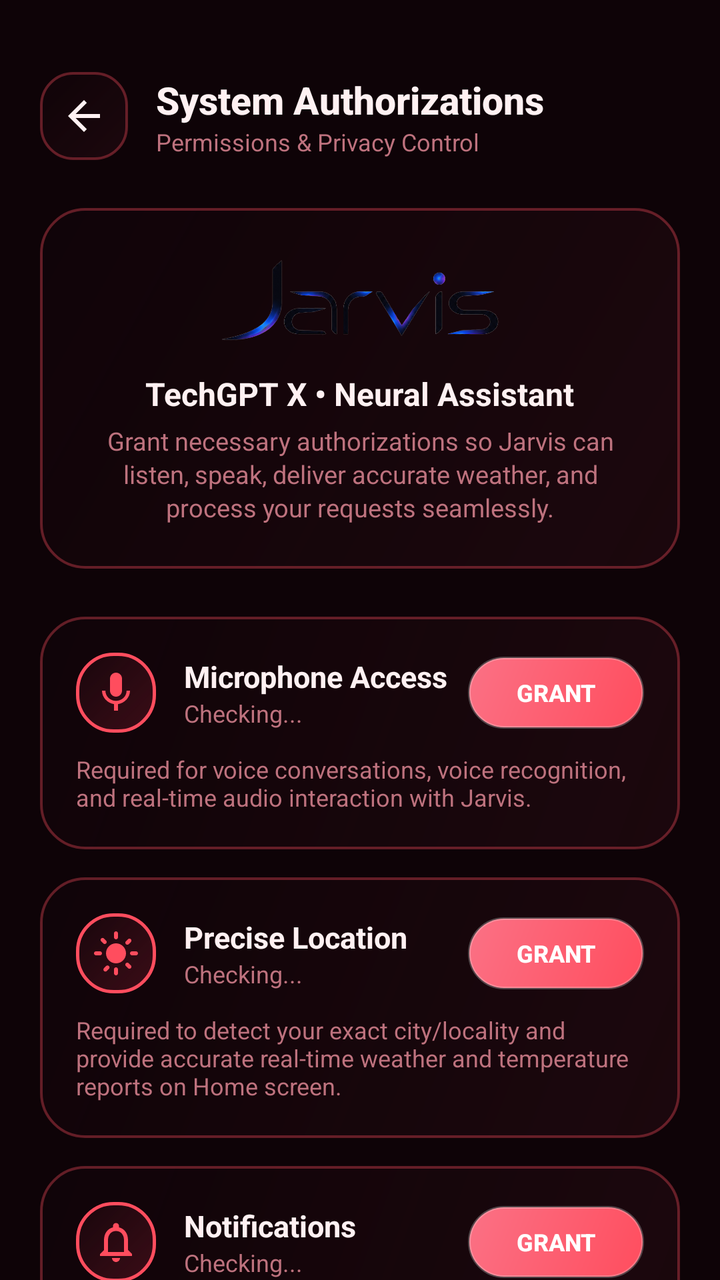
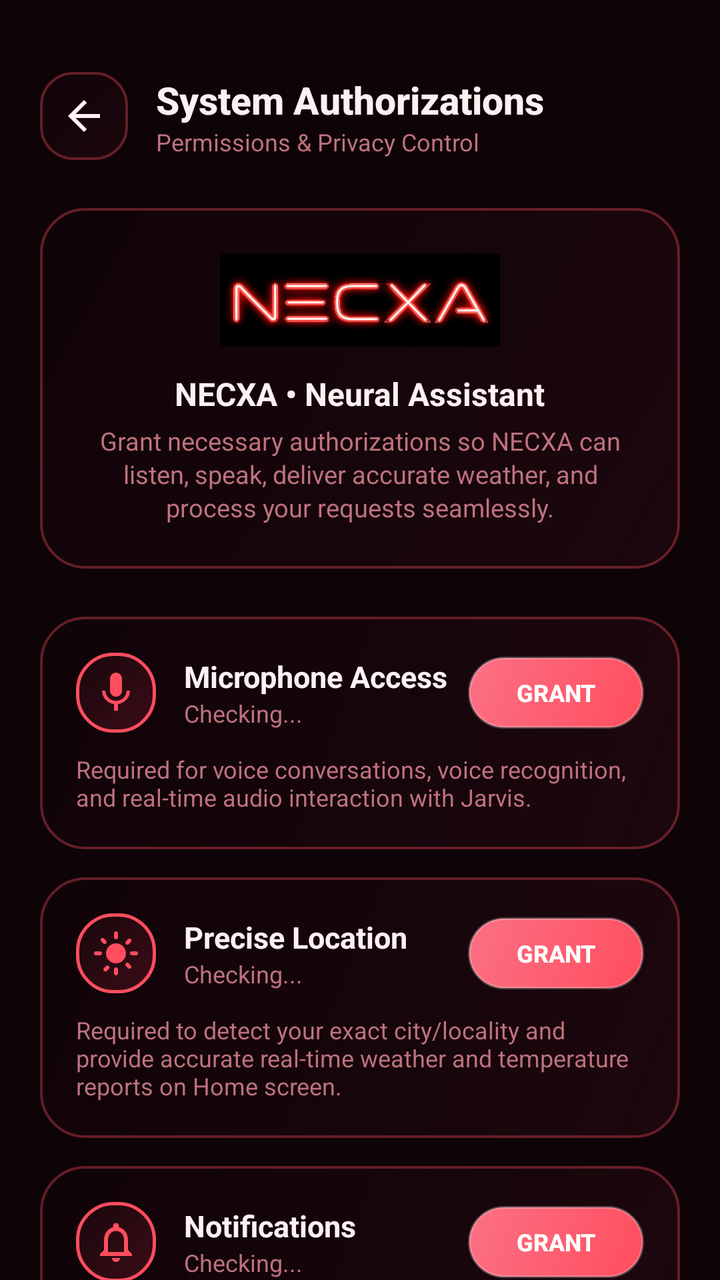

Before-and-after screenshots of an Android layout around one commit, followed by the original layout XML and the change that was made.
<!-- AndroidManifest.xml: application theme Theme.JarvisAssistant -->
<!-- res/layout/activity_permission.xml -->
<?xml version="1.0" encoding="utf-8"?>
<androidx.coordinatorlayout.widget.CoordinatorLayout
    xmlns:android="http://schemas.android.com/apk/res/android"
    xmlns:app="http://schemas.android.com/apk/res-auto"
    android:layout_width="match_parent"
    android:layout_height="match_parent"
    android:background="?attr/themeBg">

    <androidx.core.widget.NestedScrollView
        android:layout_width="match_parent"
        android:layout_height="match_parent"
        android:fillViewport="true">

        <LinearLayout
            android:layout_width="match_parent"
            android:layout_height="wrap_content"
            android:orientation="vertical"
            android:paddingStart="20dp"
            android:paddingEnd="20dp"
            android:paddingTop="36dp"
            android:paddingBottom="40dp">

            
            <LinearLayout
                android:layout_width="match_parent"
                android:layout_height="wrap_content"
                android:orientation="horizontal"
                android:gravity="center_vertical"
                android:layout_marginBottom="24dp">

                <ImageButton
                    android:id="@+id/btnBack"
                    android:layout_width="44dp"
                    android:layout_height="44dp"
                    android:background="@drawable/bg_jarvis_icon_square"
                    android:src="@drawable/ic_back"
                    app:tint="?attr/themeTextPrimary"
                    android:contentDescription="Back" />

                <LinearLayout
                    android:layout_width="0dp"
                    android:layout_height="wrap_content"
                    android:layout_weight="1"
                    android:orientation="vertical"
                    android:layout_marginStart="14dp">

                    <TextView
                        android:layout_width="wrap_content"
                        android:layout_height="wrap_content"
                        android:text="System Authorizations"
                        android:textColor="?attr/themeTextPrimary"
                        android:textSize="19sp"
                        android:textStyle="bold"
                        android:fontFamily="sans-serif-medium" />

                    <TextView
                        android:layout_width="wrap_content"
                        android:layout_height="wrap_content"
                        android:text="Permissions &amp; Privacy Control"
                        android:textColor="?attr/themeTextMuted"
                        android:textSize="12sp" />
                </LinearLayout>
            </LinearLayout>

            
            <LinearLayout
                android:layout_width="match_parent"
                android:layout_height="wrap_content"
                android:orientation="vertical"
                android:gravity="center_horizontal"
                android:background="@drawable/bg_jarvis_card"
                android:padding="22dp"
                android:layout_marginBottom="24dp">

                <ImageView
                    android:layout_width="140dp"
                    android:layout_height="48dp"
                    android:src="@drawable/ic_jarvis_logo"
                    android:scaleType="fitCenter"
                    android:contentDescription="Jarvis Logo" />

                <TextView
                    android:layout_width="wrap_content"
                    android:layout_height="wrap_content"
                    android:layout_marginTop="12dp"
                    android:text="TechGPT X • Neural Assistant"
                    android:textColor="?attr/themeTextPrimary"
                    android:textSize="16sp"
                    android:textStyle="bold" />

                <TextView
                    android:layout_width="wrap_content"
                    android:layout_height="wrap_content"
                    android:layout_marginTop="4dp"
                    android:gravity="center"
                    android:text="Grant necessary authorizations so Jarvis can listen, speak, deliver accurate weather, and process your requests seamlessly."
                    android:textColor="?attr/themeTextMuted"
                    android:textSize="12.5sp"
                    android:lineSpacingExtra="2dp" />
            </LinearLayout>

            
            <LinearLayout
                android:id="@+id/cardMicPermission"
                android:layout_width="match_parent"
                android:layout_height="wrap_content"
                android:orientation="vertical"
                android:background="@drawable/bg_jarvis_card"
                android:padding="18dp"
                android:layout_marginBottom="14dp">

                <LinearLayout
                    android:layout_width="match_parent"
                    android:layout_height="wrap_content"
                    android:orientation="horizontal"
                    android:gravity="center_vertical">

                    <ImageView
                        android:layout_width="40dp"
                        android:layout_height="40dp"
                        android:background="@drawable/bg_jarvis_avatar"
                        android:padding="8dp"
                        android:src="@drawable/ic_mic_jarvis"
                        app:tint="?attr/themeAccent" />

                    <LinearLayout
                        android:layout_width="0dp"
                        android:layout_height="wrap_content"
                        android:layout_weight="1"
                        android:orientation="vertical"
                        android:layout_marginStart="14dp">

                        <TextView
                            android:layout_width="wrap_content"
                            android:layout_height="wrap_content"
                            android:text="Microphone Access"
                            android:textColor="?attr/themeTextPrimary"
                            android:textSize="15sp"
                            android:textStyle="bold" />

                        <TextView
                            android:id="@+id/tvStatusMic"
                            android:layout_width="wrap_content"
                            android:layout_height="wrap_content"
                            android:text="Checking..."
                            android:textColor="?attr/themeTextMuted"
                            android:textSize="12sp" />
                    </LinearLayout>

                    <Button
                        android:id="@+id/btnGrantMic"
                        android:layout_width="wrap_content"
                        android:layout_height="36dp"
                        android:text="Grant"
                        android:textSize="12sp"
                        android:textStyle="bold"
                        android:background="@drawable/bg_jarvis_pill_button"
                        android:textColor="#FFFFFF" />
                </LinearLayout>

                <TextView
                    android:layout_width="match_parent"
                    android:layout_height="wrap_content"
                    android:layout_marginTop="10dp"
                    android:text="Required for voice conversations, voice recognition, and real-time audio interaction with Jarvis."
                    android:textColor="?attr/themeTextMuted"
                    android:textSize="12sp" />
            </LinearLayout>

            
            <LinearLayout
                android:id="@+id/cardLocationPermission"
                android:layout_width="match_parent"
                android:layout_height="wrap_content"
                android:orientation="vertical"
                android:background="@drawable/bg_jarvis_card"
                android:padding="18dp"
                android:layout_marginBottom="14dp">

                <LinearLayout
                    android:layout_width="match_parent"
                    android:layout_height="wrap_content"
                    android:orientation="horizontal"
                    android:gravity="center_vertical">

                    <ImageView
                        android:layout_width="40dp"
                        android:layout_height="40dp"
                        android:background="@drawable/bg_jarvis_avatar"
                        android:padding="8dp"
                        android:src="@drawable/ic_weather_sun"
                        app:tint="?attr/themeAccent" />

                    <LinearLayout
                        android:layout_width="0dp"
                        android:layout_height="wrap_content"
                        android:layout_weight="1"
                        android:orientation="vertical"
                        android:layout_marginStart="14dp">

                        <TextView
                            android:layout_width="wrap_content"
                            android:layout_height="wrap_content"
                            android:text="Precise Location"
                            android:textColor="?attr/themeTextPrimary"
                            android:textSize="15sp"
                            android:textStyle="bold" />

                        <TextView
                            android:id="@+id/tvStatusLocation"
                            android:layout_width="wrap_content"
                            android:layout_height="wrap_content"
                            android:text="Checking..."
                            android:textColor="?attr/themeTextMuted"
                            android:textSize="12sp" />
                    </LinearLayout>

                    <Button
                        android:id="@+id/btnGrantLocation"
                        android:layout_width="wrap_content"
                        android:layout_height="36dp"
                        android:text="Grant"
                        android:textSize="12sp"
                        android:textStyle="bold"
                        android:background="@drawable/bg_jarvis_pill_button"
                        android:textColor="#FFFFFF" />
                </LinearLayout>

                <TextView
                    android:layout_width="match_parent"
                    android:layout_height="wrap_content"
                    android:layout_marginTop="10dp"
                    android:text="Required to detect your exact city/locality and provide accurate real-time weather and temperature reports on Home screen."
                    android:textColor="?attr/themeTextMuted"
                    android:textSize="12sp" />
            </LinearLayout>

            
            <LinearLayout
                android:id="@+id/cardNotificationPermission"
                android:layout_width="match_parent"
                android:layout_height="wrap_content"
                android:orientation="vertical"
                android:background="@drawable/bg_jarvis_card"
                android:padding="18dp"
                android:layout_marginBottom="14dp">

                <LinearLayout
                    android:layout_width="match_parent"
                    android:layout_height="wrap_content"
                    android:orientation="horizontal"
                    android:gravity="center_vertical">

                    <ImageView
                        android:layout_width="40dp"
                        android:layout_height="40dp"
                        android:background="@drawable/bg_jarvis_avatar"
                        android:padding="8dp"
                        android:src="@drawable/ic_nav_bell"
                        app:tint="?attr/themeAccent" />

                    <LinearLayout
                        android:layout_width="0dp"
                        android:layout_height="wrap_content"
                        android:layout_weight="1"
                        android:orientation="vertical"
                        android:layout_marginStart="14dp">

                        <TextView
                            android:layout_width="wrap_content"
                            android:layout_height="wrap_content"
                            android:text="Notifications"
                            android:textColor="?attr/themeTextPrimary"
                            android:textSize="15sp"
                            android:textStyle="bold" />

                        <TextView
                            android:id="@+id/tvStatusNotification"
                            android:layout_width="wrap_content"
                            android:layout_height="wrap_content"
                            android:text="Checking..."
                            android:textColor="?attr/themeTextMuted"
                            android:textSize="12sp" />
                    </LinearLayout>

                    <Button
                        android:id="@+id/btnGrantNotification"
                        android:layout_width="wrap_content"
                        android:layout_height="36dp"
                        android:text="Grant"
                        android:textSize="12sp"
                        android:textStyle="bold"
                        android:background="@drawable/bg_jarvis_pill_button"
                        android:textColor="#FFFFFF" />
                </LinearLayout>

                <TextView
                    android:layout_width="match_parent"
                    android:layout_height="wrap_content"
                    android:layout_marginTop="10dp"
                    android:text="Required for reminders, schedule alerts, and continuous background voice service notifications."
                    android:textColor="?attr/themeTextMuted"
                    android:textSize="12sp" />
            </LinearLayout>

            
            <LinearLayout
                android:id="@+id/cardOverlayPermission"
                android:layout_width="match_parent"
                android:layout_height="wrap_content"
                android:orientation="vertical"
                android:background="@drawable/bg_jarvis_card"
                android:padding="18dp"
                android:layout_marginBottom="28dp">

                <LinearLayout
                    android:layout_width="match_parent"
                    android:layout_height="wrap_content"
                    android:orientation="horizontal"
                    android:gravity="center_vertical">

                    <ImageView
                        android:layout_width="40dp"
                        android:layout_height="40dp"
                        android:background="@drawable/bg_jarvis_avatar"
                        android:padding="8dp"
                        android:src="@drawable/ic_nav_settings"
                        app:tint="?attr/themeAccent" />

                    <LinearLayout
                        android:layout_width="0dp"
                        android:layout_height="wrap_content"
                        android:layout_weight="1"
                        android:orientation="vertical"
                        android:layout_marginStart="14dp">

                        <TextView
                            android:layout_width="wrap_content"
                            android:layout_height="wrap_content"
                            android:text="Display Over Other Apps"
                            android:textColor="?attr/themeTextPrimary"
                            android:textSize="15sp"
                            android:textStyle="bold" />

                        <TextView
                            android:id="@+id/tvStatusOverlay"
                            android:layout_width="wrap_content"
                            android:layout_height="wrap_content"
                            android:text="Checking..."
                            android:textColor="?attr/themeTextMuted"
                            android:textSize="12sp" />
                    </LinearLayout>

                    <Button
                        android:id="@+id/btnGrantOverlay"
                        android:layout_width="wrap_content"
                        android:layout_height="36dp"
                        android:text="Grant"
                        android:textSize="12sp"
                        android:textStyle="bold"
                        android:background="@drawable/bg_jarvis_pill_button"
                        android:textColor="#FFFFFF" />
                </LinearLayout>

                <TextView
                    android:layout_width="match_parent"
                    android:layout_height="wrap_content"
                    android:layout_marginTop="10dp"
                    android:text="Optional: Allows Jarvis floating bubble to appear anywhere on your phone for quick one-tap voice commands."
                    android:textColor="?attr/themeTextMuted"
                    android:textSize="12sp" />
            </LinearLayout>

            
            <LinearLayout
                android:id="@+id/cardAccessibilityPermission"
                android:layout_width="match_parent"
                android:layout_height="wrap_content"
                android:orientation="vertical"
                android:background="@drawable/bg_jarvis_card"
                android:padding="18dp"
                android:layout_marginBottom="28dp">

                <LinearLayout
                    android:layout_width="match_parent"
                    android:layout_height="wrap_content"
                    android:orientation="horizontal"
                    android:gravity="center_vertical">

                    <ImageView
                        android:layout_width="40dp"
                        android:layout_height="40dp"
                        android:background="@drawable/bg_jarvis_avatar"
                        android:padding="8dp"
                        android:src="@drawable/ic_checklist_tasks"
                        app:tint="?attr/themeAccent" />

                    <LinearLayout
                        android:layout_width="0dp"
                        android:layout_height="wrap_content"
                        android:layout_weight="1"
                        android:orientation="vertical"
                        android:layout_marginStart="14dp">

                        <TextView
                            android:layout_width="wrap_content"
                            android:layout_height="wrap_content"
                            android:text="Accessibility Service"
                            android:textColor="?attr/themeTextPrimary"
                            android:textSize="15sp"
                            android:textStyle="bold" />

                        <TextView
                            android:id="@+id/tvStatusAccessibility"
                            android:layout_width="wrap_content"
                            android:layout_height="wrap_content"
                            android:text="Checking..."
                            android:textColor="?attr/themeTextMuted"
                            android:textSize="12sp" />
                    </LinearLayout>

                    <Button
                        android:id="@+id/btnGrantAccessibility"
                        android:layout_width="wrap_content"
                        android:layout_height="36dp"
                        android:text="Grant"
                        android:textSize="12sp"
                        android:textStyle="bold"
                        android:background="@drawable/bg_jarvis_pill_button"
                        android:textColor="#FFFFFF" />
                </LinearLayout>

                <TextView
                    android:layout_width="match_parent"
                    android:layout_height="wrap_content"
                    android:layout_marginTop="10dp"
                    android:text="Essential for autonomous AI actions: allows Jarvis to tap buttons, search apps, type messages, and scroll hands-free on your screen."
                    android:textColor="?attr/themeTextMuted"
                    android:textSize="12sp" />
            </LinearLayout>

            
            <Button
                android:id="@+id/btnGrantAll"
                android:layout_width="match_parent"
                android:layout_height="52dp"
                android:text="GRANT ALL PERMISSIONS"
                android:textColor="#FFFFFF"
                android:textSize="14sp"
                android:textStyle="bold"
                android:background="@drawable/bg_jarvis_pill_button"
                android:layout_marginBottom="12dp" />

            <com.google.android.material.button.MaterialButton
                android:id="@+id/btnOpenSettings"
                style="@style/Widget.Material3.Button.OutlinedButton"
                android:layout_width="match_parent"
                android:layout_height="wrap_content"
                android:minHeight="48dp"
                android:text="OPEN SYSTEM APP SETTINGS"
                android:textColor="?attr/themeAccent"
                android:textSize="13sp"
                android:textStyle="bold"
                app:strokeColor="?attr/themeAccent"
                app:cornerRadius="16dp" />

        </LinearLayout>
    </androidx.core.widget.NestedScrollView>
</androidx.coordinatorlayout.widget.CoordinatorLayout>
<!-- resources referenced by this layout -->
<resources>
  <!-- drawable bg_jarvis_avatar (drawable) -->
  <?xml version="1.0" encoding="utf-8"?>
  <shape xmlns:android="http://schemas.android.com/apk/res/android"
      android:shape="rectangle">
      <corners android:radius="18dp" />
      <gradient
          android:type="linear"
          android:angle="135"
          android:startColor="?attr/themeAccentLight"
          android:endColor="?attr/themeChipBg" />
      <stroke
          android:width="1.5dp"
          android:color="?attr/themeAccent" />
  </shape>
  <!-- drawable bg_jarvis_card (drawable) -->
  <?xml version="1.0" encoding="utf-8"?>
  <shape xmlns:android="http://schemas.android.com/apk/res/android"
      android:shape="rectangle">
      <corners android:radius="22dp" />
      <gradient
          android:type="linear"
          android:angle="135"
          android:startColor="?attr/themeCardGlassStart"
          android:endColor="?attr/themeCardGlassEnd" />
      <stroke
          android:width="1.2dp"
          android:color="?attr/themeCardBorder" />
  </shape>
  <!-- drawable ic_back (drawable) -->
  <vector xmlns:android="http://schemas.android.com/apk/res/android"
      android:width="24dp"
      android:height="24dp"
      android:viewportWidth="24"
      android:viewportHeight="24">
    <path
        android:fillColor="#F4F4F6"
        android:pathData="M20,11H7.83l5.59,-5.59L12,4l-8,8 8,8 1.41,-1.41L7.83,13H20v-2z"/>
  </vector>
  <!-- drawable ic_checklist_tasks (drawable) -->
  <vector xmlns:android="http://schemas.android.com/apk/res/android"
      android:width="20dp"
      android:height="20dp"
      android:viewportWidth="24"
      android:viewportHeight="24">
      <path
          android:fillColor="#FFFFFF"
          android:pathData="M19,3H5C3.89,3 3,3.9 3,5v14c0,1.1 0.89,2 2,2h14c1.1,0 2,-0.9 2,-2V5C21,3.9 20.1,3 19,3zM10,17l-5,-5 1.41,-1.41L10,14.17l7.59,-7.59L19,8l-9,9z" />
  </vector>
  <!-- drawable ic_jarvis_logo: png bitmap (drawable, 82000 bytes) -->
  <!-- drawable ic_mic_jarvis (drawable) -->
  <vector xmlns:android="http://schemas.android.com/apk/res/android"
      android:width="28dp"
      android:height="28dp"
      android:viewportWidth="24"
      android:viewportHeight="24">
      <path
          android:fillColor="#FFFFFF"
          android:pathData="M12,14c1.66,0 3,-1.34 3,-3V5c0,-1.66 -1.34,-3 -3,-3S9,3.34 9,5v6c0,1.66 1.34,3 3,3zM17.3,11c0,3 -2.54,5.1 -5.3,5.1S6.7,14 6.7,11H5c0,3.41 2.72,6.23 6,6.72V21h2v-3.28c3.28,-0.48 6,-3.3 6,-6.72h-1.7z" />
  </vector>
  <style name="Theme.JarvisAssistant" parent="Theme.JarvisAssistant.Red" />
  <color name="naira_text_pink">#D4D4D4</color>
  <!-- drawable bg_liquid_glow_red_1 (drawable) -->
  <?xml version="1.0" encoding="utf-8"?>
  <shape xmlns:android="http://schemas.android.com/apk/res/android"
      android:shape="oval">
      <gradient
          android:type="radial"
          android:gradientRadius="140dp"
          android:startColor="#33FF4D5E"
          android:centerColor="#14FF4D5E"
          android:endColor="#00FF4D5E" />
  </shape>
  <!-- drawable bg_liquid_glow_red_2 (drawable) -->
  <?xml version="1.0" encoding="utf-8"?>
  <shape xmlns:android="http://schemas.android.com/apk/res/android"
      android:shape="oval">
      <gradient
          android:type="radial"
          android:gradientRadius="130dp"
          android:startColor="#26FB7185"
          android:centerColor="#0FFB7185"
          android:endColor="#00FB7185" />
  </shape>
  <!-- drawable bg_liquid_glow_red_3 (drawable) -->
  <?xml version="1.0" encoding="utf-8"?>
  <shape xmlns:android="http://schemas.android.com/apk/res/android"
      android:shape="oval">
      <gradient
          android:type="radial"
          android:gradientRadius="140dp"
          android:startColor="#20F97316"
          android:centerColor="#0CF97316"
          android:endColor="#00F97316" />
  </shape>
  <!-- unchanged entries left out for length: 6 -->
</resources>

<!-- the commit's change to res/layout/activity_permission.xml (unified diff, before → after) -->
@@ -75,15 +75,15 @@
                 <ImageView
                     android:layout_width="140dp"
                     android:layout_height="48dp"
-                    android:src="@drawable/ic_jarvis_logo"
+                    android:src="@drawable/ic_necxa_logo"
                     android:scaleType="fitCenter"
-                    android:contentDescription="Jarvis Logo" />
+                    android:contentDescription="NECXA Logo" />
 
                 <TextView
                     android:layout_width="wrap_content"
                     android:layout_height="wrap_content"
                     android:layout_marginTop="12dp"
-                    android:text="TechGPT X • Neural Assistant"
+                    android:text="NECXA • Neural Assistant"
                     android:textColor="?attr/themeTextPrimary"
                     android:textSize="16sp"
                     android:textStyle="bold" />
@@ -93,7 +93,7 @@
                     android:layout_height="wrap_content"
                     android:layout_marginTop="4dp"
                     android:gravity="center"
-                    android:text="Grant necessary authorizations so Jarvis can listen, speak, deliver accurate weather, and process your requests seamlessly."
+                    android:text="Grant necessary authorizations so NECXA can listen, speak, deliver accurate weather, and process your requests seamlessly."
                     android:textColor="?attr/themeTextMuted"
                     android:textSize="12.5sp"
                     android:lineSpacingExtra="2dp" />
<!-- resource entries referenced after the edit -->
@@ -48,7 +48,6 @@
           android:fillColor="#FFFFFF"
           android:pathData="M19,3H5C3.89,3 3,3.9 3,5v14c0,1.1 0.89,2 2,2h14c1.1,0 2,-0.9 2,-2V5C21,3.9 20.1,3 19,3zM10,17l-5,-5 1.41,-1.41L10,14.17l7.59,-7.59L19,8l-9,9z" />
   </vector>
-  <!-- drawable ic_jarvis_logo: png bitmap (drawable, 82000 bytes) -->
   <!-- drawable ic_mic_jarvis (drawable) -->
   <vector xmlns:android="http://schemas.android.com/apk/res/android"
       android:width="28dp"
@@ -59,6 +58,7 @@
           android:fillColor="#FFFFFF"
           android:pathData="M12,14c1.66,0 3,-1.34 3,-3V5c0,-1.66 -1.34,-3 -3,-3S9,3.34 9,5v6c0,1.66 1.34,3 3,3zM17.3,11c0,3 -2.54,5.1 -5.3,5.1S6.7,14 6.7,11H5c0,3.41 2.72,6.23 6,6.72V21h2v-3.28c3.28,-0.48 6,-3.3 6,-6.72h-1.7z" />
   </vector>
+  <!-- drawable ic_necxa_logo: png bitmap (drawable, 975743 bytes) -->
   <style name="Theme.JarvisAssistant" parent="Theme.JarvisAssistant.Red" />
   <color name="naira_text_pink">#D4D4D4</color>
   <!-- drawable bg_liquid_glow_red_1 (drawable) -->
